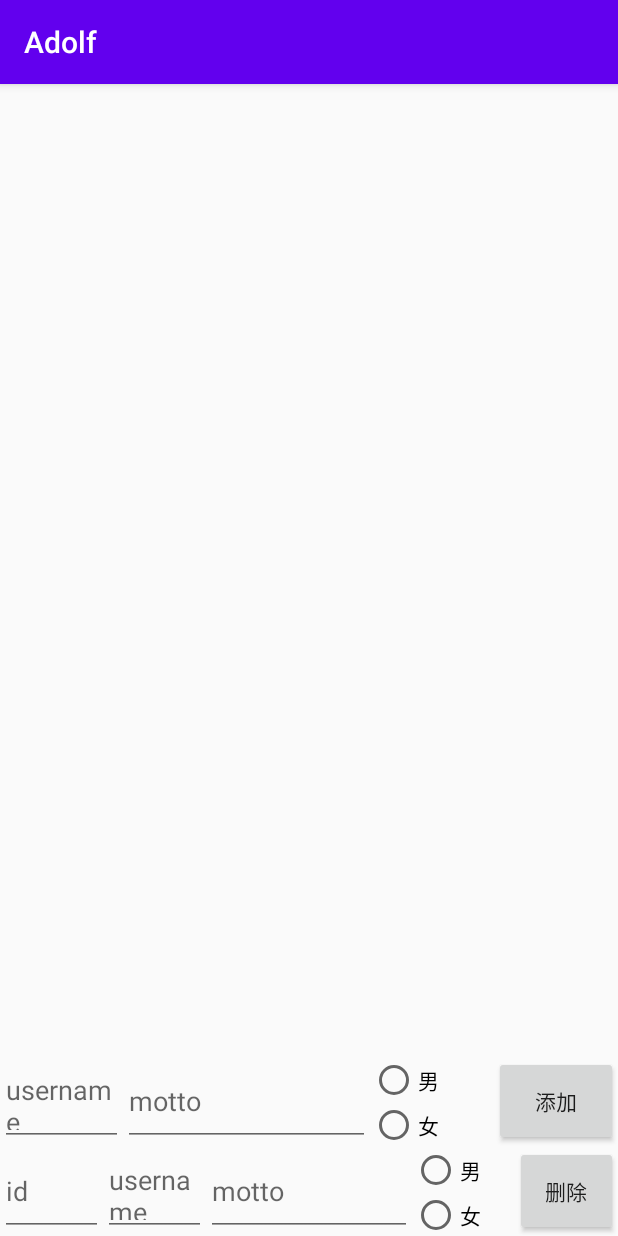
After one commit to Puffer987/AdolfTool, an Android app: the DatabaseProviderActivity screen opened directly, with no data from a screen before it, on a phone screen of 412 x 824 dp. The commit adds this screen. Run offline under Robolectric (Android 15) with nearby library versions, the phone set to English and light mode, and no system bars; our stand-ins replace ButterKnife; 1 statement that could not run was skipped.

Commit message:
[add] database

```diff
--- a/app/src/main/AndroidManifest.xml
+++ b/app/src/main/AndroidManifest.xml
@@ -9,7 +9,8 @@
         android:roundIcon="@mipmap/ic_launcher_round"
         android:supportsRtl="true"
         android:theme="@style/AppTheme">
-        <activity android:name=".wsp2.WorkspaceActivity"></activity>
+        <activity android:name=".wsp3.DatabaseProviderActivity"></activity>
+        <activity android:name=".wsp2.WorkspaceActivity" />
         <activity android:name=".wsp1.RvAdvanceActivity" />
         <activity android:name=".MainActivity">
             <intent-filter>
--- /dev/null
+++ b/app/src/main/java/cn/adolf/adolf/wsp3/DatabaseProviderActivity.java
@@ -0,0 +1,153 @@
+package cn.adolf.adolf.wsp3;
+
+import android.content.ContentValues;
+import android.database.Cursor;
+import android.database.sqlite.SQLiteDatabase;
+import android.os.Bundle;
+import android.text.TextUtils;
+import android.util.Log;
+import android.view.View;
+import android.widget.Button;
+import android.widget.EditText;
+import android.widget.LinearLayout;
+import android.widget.RadioButton;
+import android.widget.RadioGroup;
+import android.widget.Toast;
+
+import androidx.appcompat.app.AppCompatActivity;
+import androidx.recyclerview.widget.LinearLayoutManager;
+import androidx.recyclerview.widget.RecyclerView;
+
+import java.util.ArrayList;
+import java.util.List;
+
+import butterknife.BindView;
+import butterknife.ButterKnife;
+import butterknife.OnClick;
+import cn.adolf.adolf.R;
+
+public class DatabaseProviderActivity extends AppCompatActivity {
+
+    private static final String TAG = "DbActivity";
+    @BindView(R.id.user_info)
+    RecyclerView mUserInfo;
+    @BindView(R.id.add_username)
+    EditText mAddUsername;
+    @BindView(R.id.add_motto)
+    EditText mAddMotto;
+    @BindView(R.id.add_radio_boy)
+    RadioButton mAddRadioBoy;
+    @BindView(R.id.add_radio_girl)
+    RadioButton mAddRadioGirl;
+    @BindView(R.id.add_radio_group)
+    RadioGroup mAddRadioGroup;
+    @BindView(R.id.add_btn)
+    Button mAddBtn;
+    @BindView(R.id.group_add)
+    LinearLayout mGroupAdd;
+    @BindView(R.id.del_id)
+    EditText mDelId;
+    @BindView(R.id.del_username)
+    EditText mDelUsername;
+    @BindView(R.id.del_motto)
+    EditText mDelMotto;
+    @BindView(R.id.del_radio_boy)
+    RadioButton mDelRadioBoy;
+    @BindView(R.id.del_radio_girl)
+    RadioButton mDelRadioGirl;
+    @BindView(R.id.del_radio_group)
+    RadioGroup mDelRadioGroup;
+    @BindView(R.id.del_btn)
+    Button mDelBtn;
+    @BindView(R.id.group_del)
+    LinearLayout mGroupDel;
+    private int mSex;
+    private UserDbOpenHelper mDbOpenHelper;
+    private SQLiteDatabase mDatabase;
+    private UserAdapter mUserAdapter;
+
+    @Override
+    protected void onCreate(Bundle savedInstanceState) {
+        super.onCreate(savedInstanceState);
+        setContentView(R.layout.activity_database_provider);
+        ButterKnife.bind(this);
+        initDatabase();
+        initView();
+    }
+
+    private void initDatabase() {
+        mDbOpenHelper = new UserDbOpenHelper(this, "AdolfDatabase");
+    }
+
+    private void initView() {
+
+
+        mUserAdapter = new UserAdapter(getUser(), this);
+        mUserInfo.setLayoutManager(new LinearLayoutManager(this));
+        mUserInfo.setAdapter(mUserAdapter);
+
+        bindListener();
+
+    }
+
+    private void bindListener() {
+        mAddRadioGroup.setOnCheckedChangeListener(new RadioGroup.OnCheckedChangeListener() {
+            @Override
+            public void onCheckedChanged(RadioGroup group, int checkedId) {
+                if (checkedId == R.id.add_radio_boy) {
+                    mSex = 1;
+                } else if (checkedId == R.id.add_radio_girl) {
+                    mSex = 0;
+                }
+            }
+        });
+
+        mUserInfo.setOnClickListener(new View.OnClickListener() {
+            @Override
+            public void onClick(View v) {
+                Toast.makeText(DatabaseProviderActivity.this, "query", Toast.LENGTH_SHORT).show();
+                mUserAdapter.modifyUserBeans(getUser());
+            }
+        });
+    }
+
+    private List<UserBean> getUser() {
+        List<UserBean> mUserBeans = new ArrayList<>();
+        mDatabase = mDbOpenHelper.getReadableDatabase();
+        Cursor cursor = mDatabase.query("user", null, null, null, null, null, null);
+        if (cursor.moveToFirst()) {
+            do {
+                int id = cursor.getInt(cursor.getColumnIndex("id"));
+                int sex = cursor.getInt(cursor.getColumnIndex("sex"));
+                String username = cursor.getString(cursor.getColumnIndex("username"));
+                String motto = cursor.getString(cursor.getColumnIndex("motto"));
+                UserBean userBean = new UserBean(username, motto, id, sex);
+                mUserBeans.add(userBean);
+            } while (cursor.moveToNext());
+        }
+        cursor.close();
+        return mUserBeans;
+    }
+
+    @OnClick({R.id.add_btn, R.id.del_btn})
+    public void onViewClicked(View view) {
+        switch (view.getId()) {
+            case R.id.add_btn:
+                String username = mAddUsername.getText().toString();
+                String motto = mAddMotto.getText().toString();
+                if (!TextUtils.isEmpty(username) && !TextUtils.isEmpty(motto)) {
+                    mDatabase = mDbOpenHelper.getWritableDatabase();
+                    ContentValues contentValues = new ContentValues();
+                    contentValues.put("username", username);
+                    contentValues.put("motto", motto);
+                    contentValues.put("sex", mSex);
+                    long lines = mDatabase.insert("user", null, contentValues);
+                    Log.d(TAG, "add: " + lines);
+                    contentValues.clear(); // 如果不想重新申请对象，可以clear后使用
+                }
+                break;
+            case R.id.del_btn:
+                break;
+        }
+    }
+}
--- /dev/null
+++ b/app/src/main/java/cn/adolf/adolf/wsp3/UserDbOpenHelper.java
@@ -0,0 +1,42 @@
+package cn.adolf.adolf.wsp3;
+
+import android.content.Context;
+import android.database.sqlite.SQLiteDatabase;
+import android.database.sqlite.SQLiteOpenHelper;
+
+import androidx.annotation.Nullable;
+
+/**
+ * @program: Adolf
+ * @description:
+ * @author: yjq
+ * @create: 2020-11-18 15:20
+ **/
+public class UserDbOpenHelper extends SQLiteOpenHelper {
+
+    private static final int VERSION = 1;
+    private static final String CREATE_USER = "create table user(" +
+            "id integer primary key autoincrement," +
+            "username varchar(16)," +
+            "sex integer," +
+            "motto text)";
+
+    public UserDbOpenHelper(Context context, String name) {
+        this(context, name, null, VERSION);
+    }
+
+    public UserDbOpenHelper(@Nullable Context context, @Nullable String name, @Nullable SQLiteDatabase.CursorFactory factory, int version) {
+        super(context, name, factory, version);
+    }
+
+    @Override
+    public void onCreate(SQLiteDatabase db) {
+        db.execSQL(CREATE_USER);
+    }
+
+    @Override
+    public void onUpgrade(SQLiteDatabase db, int oldVersion, int newVersion) {
+        db.execSQL("drop table if exists " + "user");
+        db.execSQL(CREATE_USER);
+    }
+}
--- /dev/null
+++ b/app/src/main/res/layout/activity_database_provider.xml
@@ -0,0 +1,118 @@
+<?xml version="1.0" encoding="utf-8"?>
+<RelativeLayout xmlns:android="http://schemas.android.com/apk/res/android"
+    xmlns:app="http://schemas.android.com/apk/res-auto"
+    xmlns:tools="http://schemas.android.com/tools"
+    android:layout_width="match_parent"
+    android:layout_height="match_parent"
+    tools:context=".wsp3.DatabaseProviderActivity">
+
+    <androidx.recyclerview.widget.RecyclerView
+        android:id="@+id/user_info"
+        android:layout_width="match_parent"
+        android:layout_height="match_parent"
+        android:layout_above="@+id/group_add" />
+
+    <LinearLayout
+        android:id="@+id/group_add"
+        android:layout_width="match_parent"
+        android:layout_height="60dp"
+        android:layout_above="@+id/group_del">
+
+        <EditText
+            android:id="@+id/add_username"
+            android:layout_width="0dp"
+            android:layout_height="match_parent"
+            android:layout_weight="1"
+            android:hint="username" />
+
+        <EditText
+            android:id="@+id/add_motto"
+            android:layout_width="0dp"
+            android:layout_height="match_parent"
+            android:layout_weight="2"
+            android:hint="motto" />
+
+        <RadioGroup
+            android:id="@+id/add_radio_group"
+            android:layout_width="0dp"
+            android:layout_height="wrap_content"
+            android:layout_weight="1"
+            android:orientation="vertical">
+
+            <RadioButton
+                android:id="@+id/add_radio_boy"
+                android:layout_width="wrap_content"
+                android:layout_height="wrap_content"
+                android:text="男" />
+
+            <RadioButton
+                android:id="@+id/add_radio_girl"
+                android:layout_width="wrap_content"
+                android:layout_height="wrap_content"
+                android:text="女" />
+        </RadioGroup>
+
+        <Button
+            android:id="@+id/add_btn"
+            android:layout_width="0dp"
+            android:layout_height="match_parent"
+            android:layout_weight="1"
+            android:text="添加" />
+    </LinearLayout>
+
+
+    <LinearLayout
+        android:id="@+id/group_del"
+        android:layout_width="match_parent"
+        android:layout_height="60dp"
+        android:layout_alignParentBottom="true">
+
+        <EditText
+            android:id="@+id/del_id"
+            android:layout_width="0dp"
+            android:layout_height="match_parent"
+            android:layout_weight="1"
+            android:hint="id" />
+
+        <EditText
+            android:id="@+id/del_username"
+            android:layout_width="0dp"
+            android:layout_height="match_parent"
+            android:layout_weight="1"
+            android:hint="username" />
+
+        <EditText
+            android:id="@+id/del_motto"
+            android:layout_width="0dp"
+            android:layout_height="match_parent"
+            android:layout_weight="2"
+            android:hint="motto" />
+
+        <RadioGroup
+            android:id="@+id/del_radio_group"
+            android:layout_width="0dp"
+            android:layout_height="wrap_content"
+            android:layout_weight="1"
+            android:orientation="vertical">
+
+            <RadioButton
+                android:id="@+id/del_radio_boy"
+                android:layout_width="wrap_content"
+                android:layout_height="wrap_content"
+                android:text="男" />
+
+            <RadioButton
+                android:id="@+id/del_radio_girl"
+                android:layout_width="wrap_content"
+                android:layout_height="wrap_content"
+                android:text="女" />
+        </RadioGroup>
+
+        <Button
+            android:id="@+id/del_btn"
+            android:layout_width="0dp"
+            android:layout_height="match_parent"
+            android:layout_weight="1"
+            android:text="删除" />
+    </LinearLayout>
+</RelativeLayout>
--- a/app/src/main/res/layout/activity_main.xml
+++ b/app/src/main/res/layout/activity_main.xml
@@ -19,4 +19,10 @@
         android:layout_width="match_parent"
         android:layout_height="wrap_content"
         android:text="workSpace" />
+
+    <Button
+        android:id="@+id/database_provider"
+        android:layout_width="match_parent"
+        android:layout_height="wrap_content"
+        android:text="持久化" />
 </LinearLayout>
```
Also changed, not shown: app/src/main/java/cn/adolf/adolf/MainActivity.java (+6 -1 lines), app/src/main/java/cn/adolf/adolf/wsp3/UserAdapter.java (added, +76 -0 lines), app/src/main/java/cn/adolf/adolf/wsp3/UserBean.java (added, +63 -0 lines), app/src/main/res/layout/item_rv_user.xml (added, +30 -0 lines).
